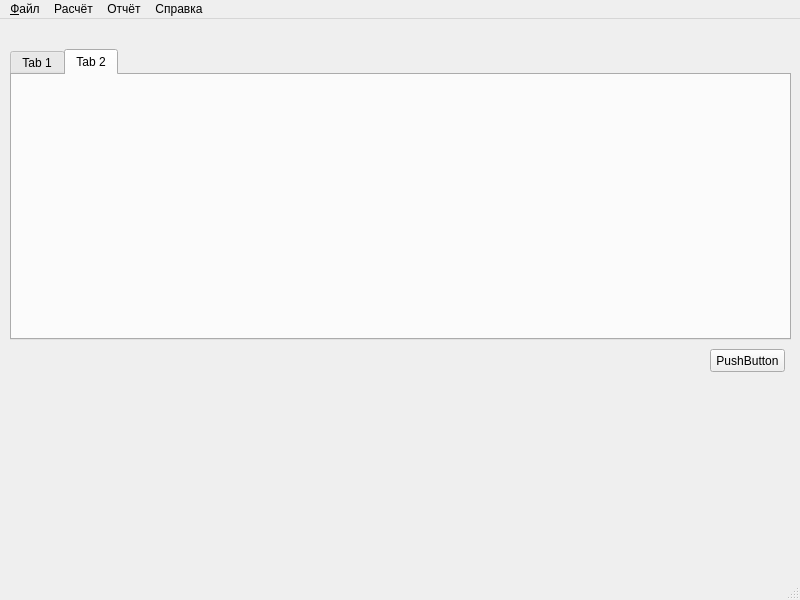
Above: ui_mainwindow.ui from DoctorChe/ElectroCalculator before the change. Below: the same form after it.
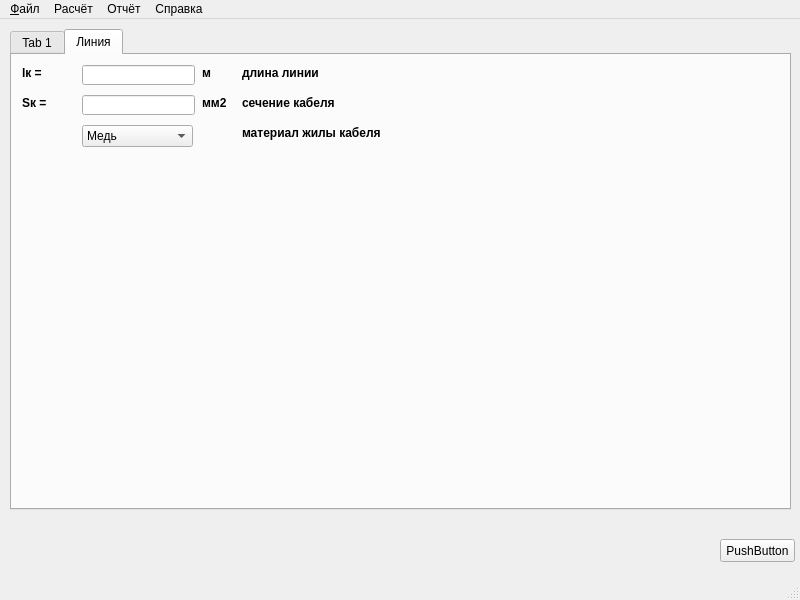
That is the form after the change. The open tabs and pages were chosen to show the change.

The edit to the form file:
```diff
--- a/ui_mainwindow.ui
+++ b/ui_mainwindow.ui
@@ -17,8 +17,8 @@
    <widget class="QPushButton" name="pushButton">
     <property name="geometry">
      <rect>
-      <x>710</x>
-      <y>330</y>
+      <x>720</x>
+      <y>520</y>
       <width>75</width>
       <height>23</height>
      </rect>
@@ -31,9 +31,9 @@
     <property name="geometry">
      <rect>
       <x>10</x>
-      <y>30</y>
+      <y>10</y>
       <width>781</width>
-      <height>291</height>
+      <height>481</height>
      </rect>
     </property>
     <widget class="QWidget" name="tab">
@@ -115,8 +115,187 @@
     </widget>
     <widget class="QWidget" name="tab_2">
      <attribute name="title">
-      <string>Tab 2</string>
+      <string>Линия</string>
      </attribute>
+     <widget class="QLineEdit" name="lineEdit_U_sr_NN_2">
+      <property name="geometry">
+       <rect>
+        <x>70</x>
+        <y>10</y>
+        <width>113</width>
+        <height>20</height>
+       </rect>
+      </property>
+      <property name="layoutDirection">
+       <enum>Qt::LeftToRight</enum>
+      </property>
+     </widget>
+     <widget class="QLabel" name="label_9">
+      <property name="geometry">
+       <rect>
+        <x>10</x>
+        <y>10</y>
+        <width>51</width>
+        <height>16</height>
+       </rect>
+      </property>
+      <property name="font">
+       <font>
+        <weight>75</weight>
+        <bold>true</bold>
+       </font>
+      </property>
+      <property name="text">
+       <string>lк =</string>
+      </property>
+     </widget>
+     <widget class="QLabel" name="label_10">
+      <property name="geometry">
+       <rect>
+        <x>190</x>
+        <y>10</y>
+        <width>21</width>
+        <height>16</height>
+       </rect>
+      </property>
+      <property name="font">
+       <font>
+        <weight>75</weight>
+        <bold>true</bold>
+       </font>
+      </property>
+      <property name="text">
+       <string>м</string>
+      </property>
+     </widget>
+     <widget class="QLabel" name="label_11">
+      <property name="geometry">
+       <rect>
+        <x>230</x>
+        <y>10</y>
+        <width>101</width>
+        <height>16</height>
+       </rect>
+      </property>
+      <property name="font">
+       <font>
+        <weight>75</weight>
+        <bold>true</bold>
+       </font>
+      </property>
+      <property name="text">
+       <string>длина линии</string>
+      </property>
+     </widget>
+     <widget class="QLabel" name="label_12">
+      <property name="geometry">
+       <rect>
+        <x>230</x>
+        <y>40</y>
+        <width>101</width>
+        <height>16</height>
+       </rect>
+      </property>
+      <property name="font">
+       <font>
+        <weight>75</weight>
+        <bold>true</bold>
+       </font>
+      </property>
+      <property name="text">
+       <string>сечение кабеля</string>
+      </property>
+     </widget>
+     <widget class="QLabel" name="label_13">
+      <property name="geometry">
+       <rect>
+        <x>190</x>
+        <y>40</y>
+        <width>31</width>
+        <height>16</height>
+       </rect>
+      </property>
+      <property name="font">
+       <font>
+        <weight>75</weight>
+        <bold>true</bold>
+       </font>
+      </property>
+      <property name="text">
+       <string>мм2</string>
+      </property>
+     </widget>
+     <widget class="QLineEdit" name="lineEdit_U_sr_NN_3">
+      <property name="geometry">
+       <rect>
+        <x>70</x>
+        <y>40</y>
+        <width>113</width>
+        <height>20</height>
+       </rect>
+      </property>
+      <property name="layoutDirection">
+       <enum>Qt::LeftToRight</enum>
+      </property>
+     </widget>
+     <widget class="QLabel" name="label_14">
+      <property name="geometry">
+       <rect>
+        <x>10</x>
+        <y>40</y>
+        <width>51</width>
+        <height>16</height>
+       </rect>
+      </property>
+      <property name="font">
+       <font>
+        <weight>75</weight>
+        <bold>true</bold>
+       </font>
+      </property>
+      <property name="text">
+       <string>Sк =</string>
+      </property>
+     </widget>
+     <widget class="QLabel" name="label_15">
+      <property name="geometry">
+       <rect>
+        <x>230</x>
+        <y>70</y>
+        <width>151</width>
+        <height>16</height>
+       </rect>
+      </property>
+      <property name="font">
+       <font>
+        <weight>75</weight>
+        <bold>true</bold>
+       </font>
+      </property>
+      <property name="text">
+       <string>материал жилы кабеля</string>
+      </property>
+     </widget>
+     <widget class="QComboBox" name="comboBox">
+      <property name="geometry">
+       <rect>
+        <x>70</x>
+        <y>70</y>
+        <width>111</width>
+        <height>22</height>
+       </rect>
+      </property>
+      <item>
+       <property name="text">
+        <string>Медь</string>
+       </property>
+      </item>
+      <item>
+       <property name="text">
+        <string>Алюминий</string>
+       </property>
+      </item>
+     </widget>
     </widget>
    </widget>
   </widget>
```
Left out of the diff: 160 changed lines with no effect on the pictures.
